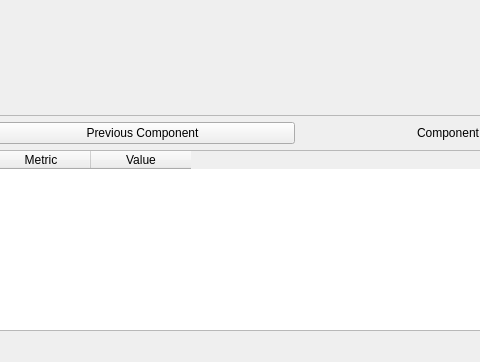
First picture: the form in UI/main_window.ui, repository Ibrahim-Fateen/CTG-Signal-Analysis, before the edit; both pictures show x 275 to 755 and y 438 to 800 of the 1200 by 800 pixel window.
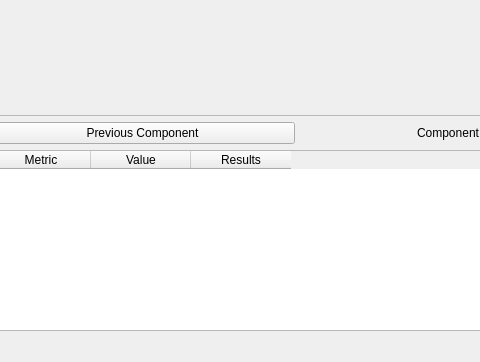
Second picture: the form after the edit. Icons and pictures are not drawn.

Commit message: Diagnose each row in the table individually, added results column

```diff
--- a/UI/main_window.ui
+++ b/UI/main_window.ui
@@ -2240,6 +2240,11 @@
           <string>Value</string>
          </property>
         </column>
+        <column>
+         <property name="text">
+          <string>Results</string>
+         </property>
+        </column>
        </widget>
       </item>
      </layout>
```
The commit also changes 1 other file.
